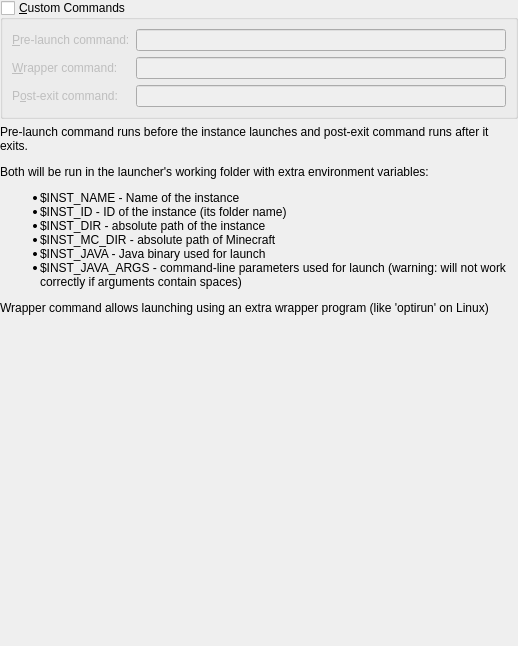
FreesmTeam/FreesmLauncher, file launcher/ui/widgets/CustomCommands.ui: the form before one commit.
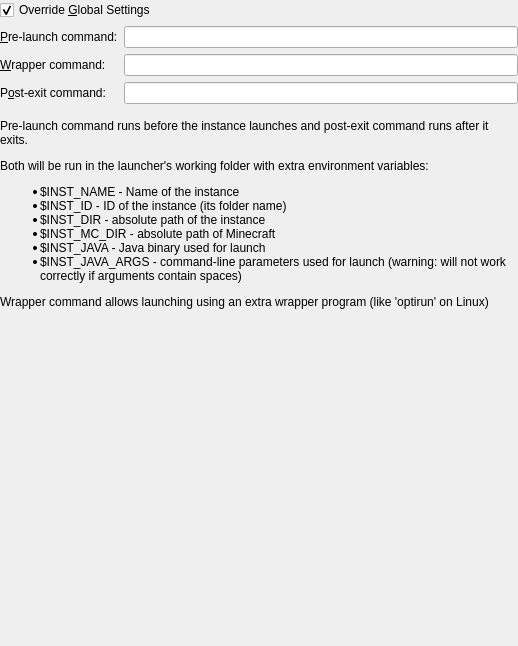
The form after the commit.

Diff of the .ui file:
```diff
--- a/launcher/ui/widgets/CustomCommands.ui
+++ b/launcher/ui/widgets/CustomCommands.ui
@@ -24,20 +24,30 @@
     <number>0</number>
    </property>
    <item>
-    <widget class="QGroupBox" name="customCommandsGroupBox">
-     <property name="enabled">
-      <bool>true</bool>
-     </property>
-     <property name="title">
-      <string>&amp;Custom Commands</string>
-     </property>
-     <property name="checkable">
-      <bool>true</bool>
+    <widget class="QCheckBox" name="overrideCheckBox">
+     <property name="text">
+      <string>Override &amp;Global Settings</string>
      </property>
      <property name="checked">
-      <bool>false</bool>
+      <bool>true</bool>
+     </property>
+    </widget>
+   </item>
+   <item>
+    <widget class="QWidget" name="customCommandsWidget" native="true">
+     <property name="enabled">
+      <bool>true</bool>
      </property>
      <layout class="QGridLayout" name="gridLayout_4">
+      <property name="leftMargin">
+       <number>0</number>
+      </property>
+      <property name="topMargin">
+       <number>0</number>
+      </property>
+      <property name="rightMargin">
+       <number>0</number>
+      </property>
       <item row="0" column="0">
        <widget class="QLabel" name="labelPreLaunchCmd">
         <property name="text">
```
Left out of the diff: 28 changed lines with no effect on the pictures.
